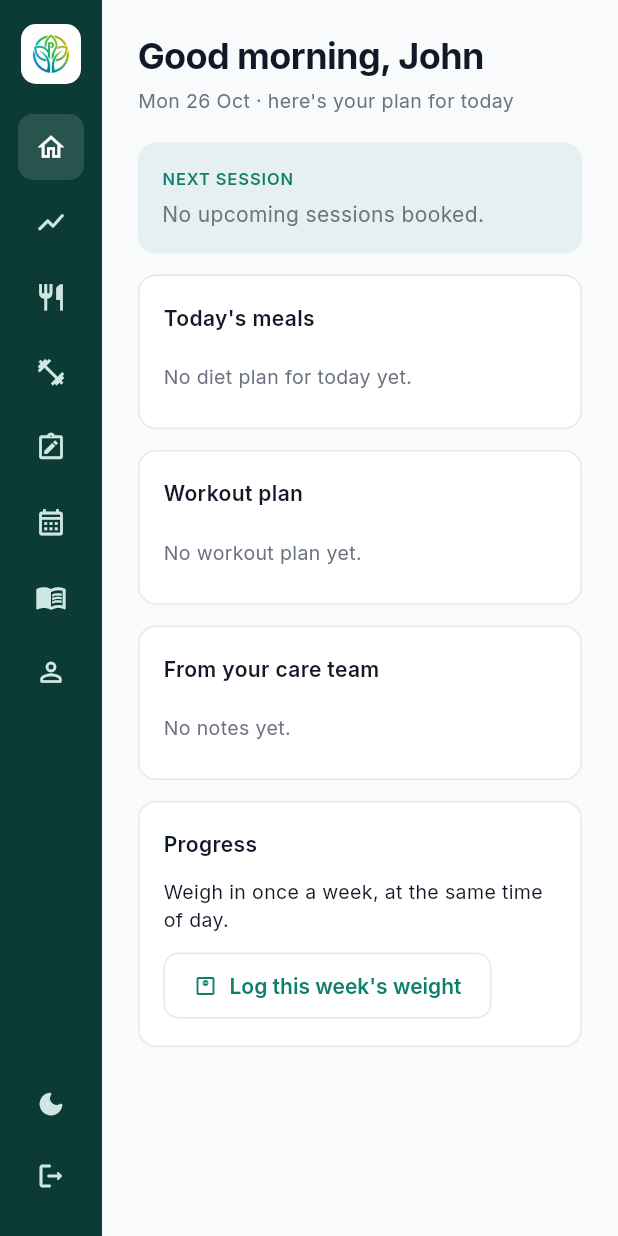
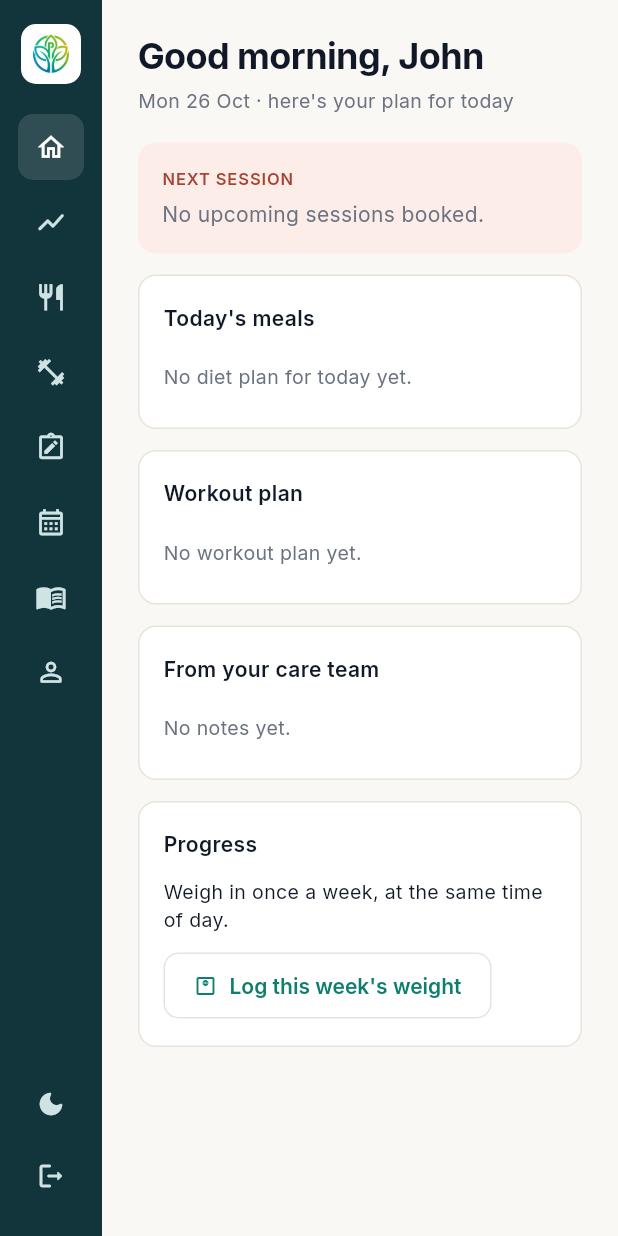
Before and after one commit to sahilmishra247/precon-wellness-web, a Flutter app: the ClientWorkspace screen opened directly with sample values from the repository, on a phone screen of 412 x 824 dp. Run offline on Flutter 3.47's test engine with Material 3 defaults, Android fonts, the phone set to English and light mode, and no system bars; our stand-ins replace dio, shared_preferences; accounts and stored records are empty; network calls fail.

Commit message:
Teal and coral palette
Warm off-white background and borders, a deep teal-slate side bar, and
coral as the attention colour for the next-session card and its Join
call button. Teal stays the main colour for buttons and links.

Co-Authored-By: Claude Opus 5.5 (1M context) <noreply@anthropic.com>
Claude-Session: https://claude.ai/code/session_017BNrmqY9o4Gcw67QJboTpT

```diff
--- a/lib/screens/desktop/client_overview.dart
+++ b/lib/screens/desktop/client_overview.dart
@@ -171,11 +171,11 @@ class _ClientOverviewState extends State<ClientOverview> {
     return Container(
       padding: const EdgeInsets.all(16),
       decoration: BoxDecoration(
-        color: AppColors.brandMuted(_dark),
+        color: AppColors.accentMuted(_dark),
         borderRadius: BorderRadius.circular(AppColors.radiusLarge),
       ),
       child: Column(crossAxisAlignment: CrossAxisAlignment.start, children: [
-        _label('Next session', color: AppColors.brand(_dark)),
+        _label('Next session', color: AppColors.accentInk(_dark)),
         const SizedBox(height: 6),
         if (next == null)
           Text('No upcoming sessions booked.', style: TextStyle(fontSize: 14, color: AppColors.textSecondary(_dark)))
@@ -190,6 +190,7 @@ class _ClientOverviewState extends State<ClientOverview> {
           if (next.meetingLink.isNotEmpty) ...[
             const SizedBox(height: 12),
             FilledButton.icon(
+              style: FilledButton.styleFrom(backgroundColor: AppColors.accentColor(_dark)),
               onPressed: () => UrlHelper.openUrl(context, next.meetingLink),
               icon: const Icon(Icons.video_call_rounded, size: 18),
               label: const Text('Join call'),
--- a/lib/theme/app_colors.dart
+++ b/lib/theme/app_colors.dart
@@ -11,17 +11,23 @@ abstract class AppColors {
   static const Color primaryLight = Color(0xFF17A589); // for dark mode
   static const Color primaryMuted = Color(0x140E7F6E); // 8% opacity tint
 
+  // Coral marks what needs attention (next session, join call). Use sparingly.
+  static const Color accent = Color(0xFFC4533D);
+  static const Color accentLight = Color(0xFFE07A63); // for dark mode
+  static const Color accentTint = Color(0xFFFCEDE9);
+  static const Color accentInkLight = Color(0xFFA8432F); // coral text on the tint
+
   // ---------------------------------------------------------------------------
   // Light Mode
   // ---------------------------------------------------------------------------
-  static const Color lightBackground = Color(0xFFF9FAFB);
+  static const Color lightBackground = Color(0xFFFAF8F5); // warm off-white
   static const Color lightSurface = Color(0xFFFFFFFF);
-  static const Color lightBorder = Color(0xFFE5E7EB);
-  static const Color lightBorderSubtle = Color(0xFFF3F4F6);
+  static const Color lightBorder = Color(0xFFE8E3DC);
+  static const Color lightBorderSubtle = Color(0xFFF2EEE8);
   static const Color lightTextPrimary = Color(0xFF111827);
   static const Color lightTextSecondary = Color(0xFF6B7280);
   static const Color lightTextMuted = Color(0xFF9CA3AF);
-  static const Color lightInputFill = Color(0xFFF9FAFB);
+  static const Color lightInputFill = Color(0xFFFAF8F5);
 
   // ---------------------------------------------------------------------------
   // Dark Mode
@@ -39,9 +45,9 @@ abstract class AppColors {
   // ---------------------------------------------------------------------------
   // Desktop navigation rail (web split view)
   // ---------------------------------------------------------------------------
-  static const Color railLight = Color(0xFF0B3B34);
-  static const Color railDark = Color(0xFF0F1F1C);
-  static const Color railInk = Color(0xFFCFE7E2);
+  static const Color railLight = Color(0xFF12343B);
+  static const Color railDark = Color(0xFF0E1F23);
+  static const Color railInk = Color(0xFFCFE3E5);
   static const Color railActive = Color(0x1FFFFFFF);
 
   // ---------------------------------------------------------------------------
@@ -91,6 +97,9 @@ abstract class AppColors {
   static Color inputFill(bool isDark) => isDark ? darkInputFill : lightInputFill;
   static Color brand(bool isDark) => isDark ? primaryLight : primary;
   static Color rail(bool isDark) => isDark ? railDark : railLight;
+  static Color accentColor(bool isDark) => isDark ? accentLight : accent;
+  static Color accentMuted(bool isDark) => isDark ? const Color(0x24E07A63) : accentTint;
+  static Color accentInk(bool isDark) => isDark ? accentLight : accentInkLight;
   static Color brandMuted(bool isDark) =>
       isDark ? const Color(0x1F17A589) : primaryMuted;
 }
```
